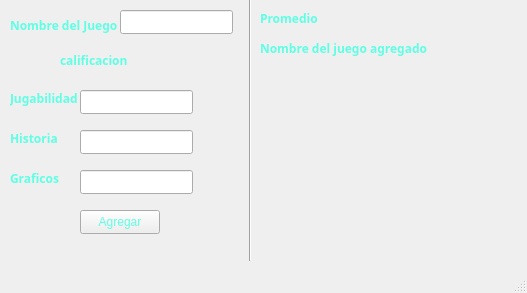
joseph3-sketch/Proyecto1, file mainwindow.ui: the form before one commit.
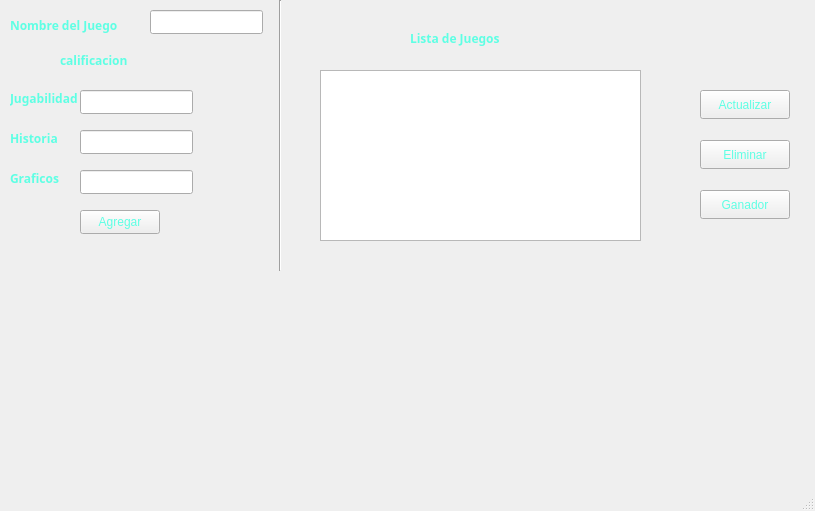
The form after the commit.

```diff
--- a/mainwindow.ui
+++ b/mainwindow.ui
@@ -6,8 +6,8 @@
    <rect>
     <x>0</x>
     <y>0</y>
-    <width>527</width>
-    <height>293</height>
+    <width>815</width>
+    <height>511</height>
    </rect>
   </property>
   <property name="windowTitle">
@@ -43,7 +43,7 @@
    <widget class="QLineEdit" name="nombreAgregar">
     <property name="geometry">
      <rect>
-      <x>120</x>
+      <x>150</x>
       <y>10</y>
       <width>113</width>
       <height>24</height>
@@ -163,8 +163,8 @@
    <widget class="Line" name="line">
     <property name="geometry">
      <rect>
-      <x>240</x>
-      <y>-10</y>
+      <x>270</x>
+      <y>0</y>
       <width>21</width>
       <height>271</height>
      </rect>
@@ -173,41 +173,6 @@
      <enum>Qt::Orientation::Vertical</enum>
     </property>
    </widget>
-   <widget class="QLabel" name="label_6">
-    <property name="geometry">
-     <rect>
-      <x>260</x>
-      <y>10</y>
-      <width>61</width>
-      <height>16</height>
-     </rect>
-    </property>
-    <property name="font">
-     <font>
-      <family>Arial Rounded MT</family>
-      <bold>true</bold>
-     </font>
-    </property>
-    <property name="text">
-     <string>Promedio</string>
-    </property>
-   </widget>
-   <widget class="QLabel" name="resultado">
-    <property name="geometry">
-     <rect>
-      <x>330</x>
-      <y>10</y>
-      <width>141</width>
-      <height>21</height>
-     </rect>
-    </property>
-    <property name="text">
-     <string/>
-    </property>
-    <property name="textInteractionFlags">
-     <set>Qt::TextInteractionFlag::TextEditable</set>
-    </property>
-   </widget>
    <widget class="QPushButton" name="AgregarButton">
     <property name="geometry">
      <rect>
@@ -224,9 +189,9 @@
    <widget class="QLabel" name="label_7">
     <property name="geometry">
      <rect>
-      <x>260</x>
-      <y>40</y>
-      <width>211</width>
+      <x>310</x>
+      <y>290</y>
+      <width>121</width>
       <height>16</height>
      </rect>
     </property>
@@ -237,33 +202,75 @@
      </font>
     </property>
     <property name="text">
-     <string>Nombre del juego agregado</string>
+     <string/>
     </property>
    </widget>
-   <widget class="QLabel" name="resultadoNombre">
+   <widget class="QTableWidget" name="mostarLista">
     <property name="geometry">
      <rect>
-      <x>260</x>
-      <y>60</y>
-      <width>231</width>
-      <height>21</height>
+      <x>320</x>
+      <y>70</y>
+      <width>321</width>
+      <height>171</height>
      </rect>
     </property>
+   </widget>
+   <widget class="QPushButton" name="pushButton">
+    <property name="geometry">
+     <rect>
+      <x>700</x>
+      <y>90</y>
+      <width>90</width>
+      <height>29</height>
+     </rect>
+    </property>
     <property name="text">
-     <string/>
+     <string>Actualizar</string>
     </property>
    </widget>
-   <widget class="QLabel" name="problemas">
+   <widget class="QPushButton" name="pushButton_2">
     <property name="geometry">
      <rect>
-      <x>260</x>
-      <y>220</y>
-      <width>261</width>
+      <x>700</x>
+      <y>140</y>
+      <width>90</width>
+      <height>29</height>
+     </rect>
+    </property>
+    <property name="text">
+     <string>Eliminar</string>
+    </property>
+   </widget>
+   <widget class="QPushButton" name="pushButton_3">
+    <property name="geometry">
+     <rect>
+      <x>700</x>
+      <y>190</y>
+      <width>90</width>
+      <height>29</height>
+     </rect>
+    </property>
+    <property name="text">
+     <string>Ganador</string>
+    </property>
+   </widget>
+   <widget class="QLabel" name="label_8">
+    <property name="geometry">
+     <rect>
+      <x>410</x>
+      <y>30</y>
+      <width>121</width>
       <height>16</height>
      </rect>
     </property>
+    <property name="font">
+     <font>
+      <family>Arial Rounded MT</family>
+      <bold>true</bold>
+     </font>
+    </property>
     <property name="text">
-     <string/>
+     <string>Lista de Juegos </string>
     </property>
    </widget>
   </widget>
```
Left out of the diff: 4 changed lines with no effect on the pictures.
